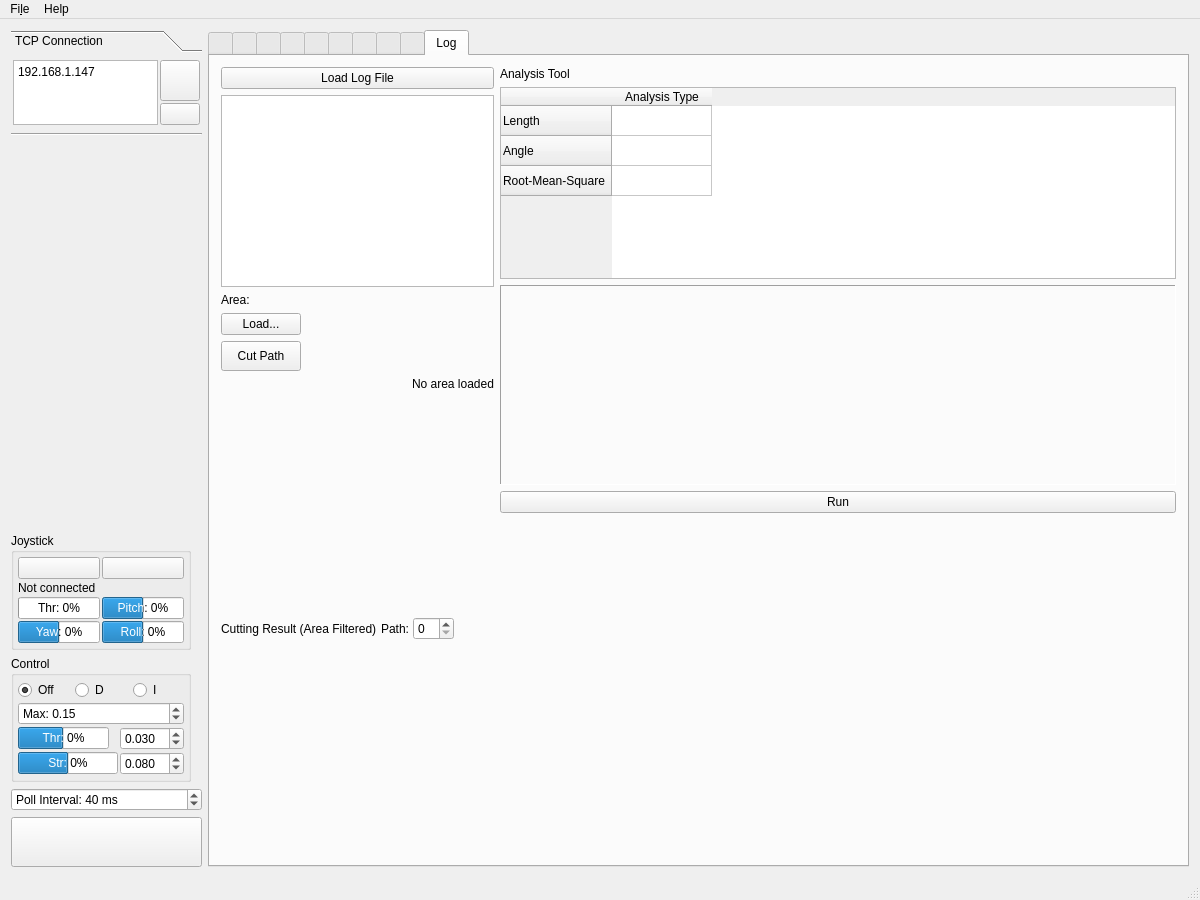
Qt form Linux/RControlStation/mainwindow.ui (GunnarLarssonSLU/rise_sdvp) before a commit.
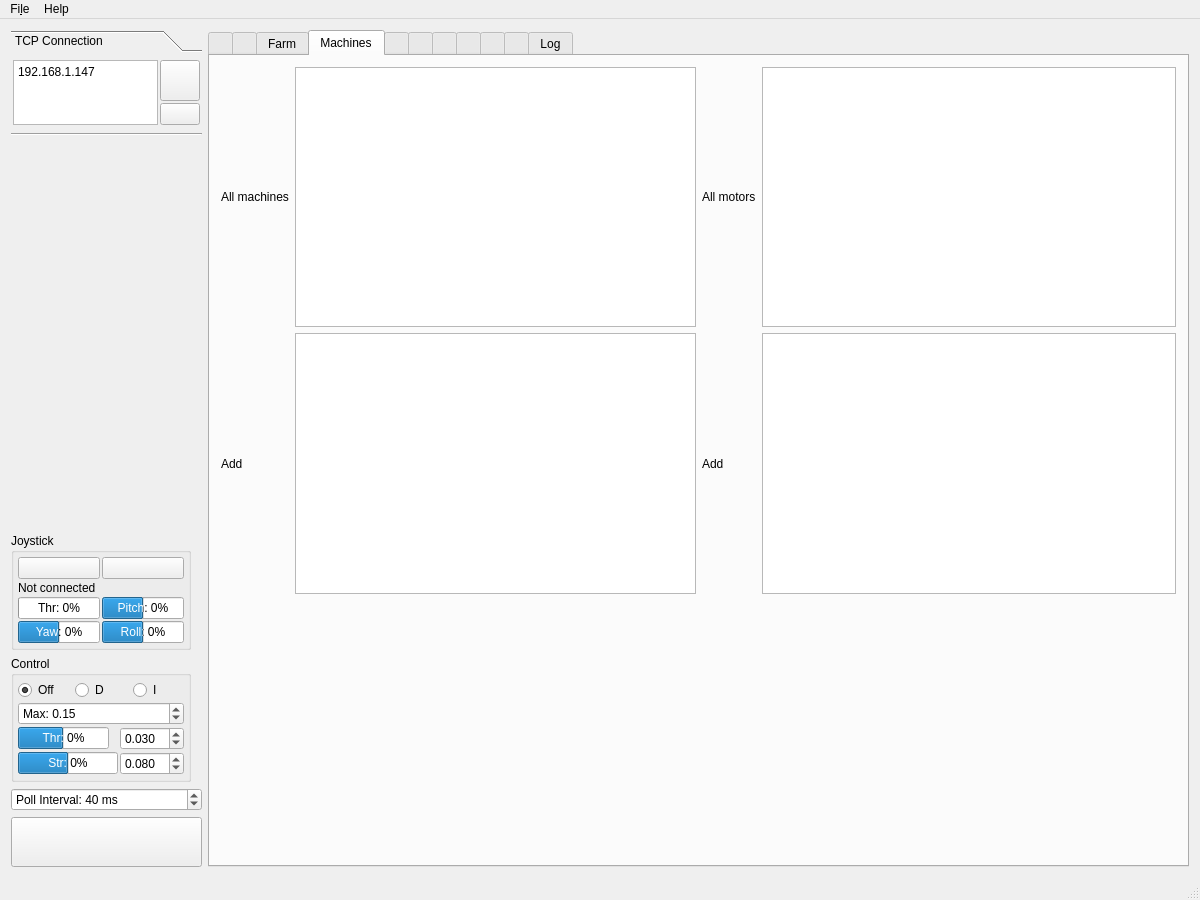
The same form after that commit. The open tabs and pages were chosen to show the change. Icons and pictures are not drawn. Custom widgets are drawn as their Qt base class.

Diff of the .ui file:
```diff
--- a/Linux/RControlStation/mainwindow.ui
+++ b/Linux/RControlStation/mainwindow.ui
@@ -530,7 +530,7 @@
        <enum>QTabWidget::TabPosition::North</enum>
       </property>
       <property name="currentIndex">
-       <number>9</number>
+       <number>3</number>
       </property>
       <widget class="QWidget" name="tab">
        <attribute name="icon">
@@ -3241,7 +3241,7 @@
       </widget>
       <widget class="QWidget" name="tabFarm">
        <attribute name="title">
-        <string/>
+        <string>Farm</string>
        </attribute>
        <attribute name="toolTip">
         <string>Fields</string>
@@ -3421,6 +3421,93 @@
         </item>
        </layout>
       </widget>
+      <widget class="QWidget" name="tab_2">
+       <attribute name="title">
+        <string>Machines</string>
+       </attribute>
+       <layout class="QHBoxLayout" name="horizontalLayoutMa">
+        <item>
+         <layout class="QGridLayout" name="gridLayoutMa">
+         <item row="0" column="0">
+          <widget class="QLabel" name="label_allmachines">
+           <property name="text">
+            <string>All machines</string>
+           </property>
+          </widget>
+         </item>
+         <item row="0" column="1">
+          <widget class="QTableView" name="tableViewMachines"/>
+         </item>
+          <item row="1" column="0">
+           <widget class="QLabel" name="label_addmachine">
+            <property name="text">
+             <string>Add</string>
+            </property>
+           </widget>
+          </item>
+          <item row="1" column="1">
+           <widget class="QTextEdit" name="textEditAddMachine"/>
+          </item>
+          <item row="2" column="1">
+           <spacer name="verticalSpacer_10">
+            <property name="orientation">
+             <enum>Qt::Orientation::Vertical</enum>
+            </property>
+            <property name="sizeType">
+             <enum>QSizePolicy::Policy::MinimumExpanding</enum>
+            </property>
+            <property name="sizeHint" stdset="0">
+             <size>
+              <width>20</width>
+              <height>40</height>
+             </size>
+            </property>
+           </spacer>
+          </item>
+         </layout>
+        </item>
+        <item>
+         <layout class="QGridLayout" name="gridLayoutMa2">
+         <item row="0" column="0">
+          <widget class="QLabel" name="label_allmotors">
+           <property name="text">
+            <string>All motors</string>
+           </property>
+          </widget>
+         </item>
+         <item row="0" column="1">
+          <widget class="QTableView" name="tableViewMotor"/>
+         </item>
+         <item row="1" column="0">
+          <widget class="QLabel" name="label_addmotor">
+           <property name="text">
+            <string>Add</string>
+           </property>
+          </widget>
+         </item>
+         <item row="1" column="1">
+          <widget class="QTextEdit" name="textEditAddMotor"/>
+         </item>
+         <item row="2" column="1">
+          <spacer name="verticalSpacer_11">
+           <property name="orientation">
+            <enum>Qt::Orientation::Vertical</enum>
+           </property>
+           <property name="sizeType">
+            <enum>QSizePolicy::Policy::MinimumExpanding</enum>
+           </property>
+           <property name="sizeHint" stdset="0">
+            <size>
+             <width>20</width>
+             <height>40</height>
+            </size>
+           </property>
+          </spacer>
+         </item>
+        </layout>
+        </item>
+       </layout>
+      </widget>
       <widget class="QWidget" name="tab_3">
        <attribute name="icon">
         <iconset resource="resources.qrc">
@@ -3703,7 +3790,7 @@
                <string>Cutting Result (Area Filtered)</string>
               </property>
               <property name="alignment">
-               <set>Qt::AlignmentFlag::AlignLeft|Qt::AlignmentFlag::AlignVCenter</set>
+               <set>Qt::AlignmentFlag::AlignLeading|Qt::AlignmentFlag::AlignLeft|Qt::AlignmentFlag::AlignVCenter</set>
               </property>
              </widget>
             </item>
@@ -3780,11 +3867,6 @@
             <property name="selectionBehavior">
              <enum>QAbstractItemView::SelectRows</enum>
             </property>
-            <column>
-             <property name="text">
-              <string>Analysis Type</string>
-             </property>
-            </column>
             <row>
              <property name="text">
               <string>Length</string>
@@ -3800,6 +3882,11 @@
               <string>Root-Mean-Square</string>
              </property>
             </row>
+            <column>
+             <property name="text">
+              <string>Analysis Type</string>
+             </property>
+            </column>
            </widget>
           </item>
           <item>
```
Left out of the diff: 43 changed lines with no effect on the pictures.
